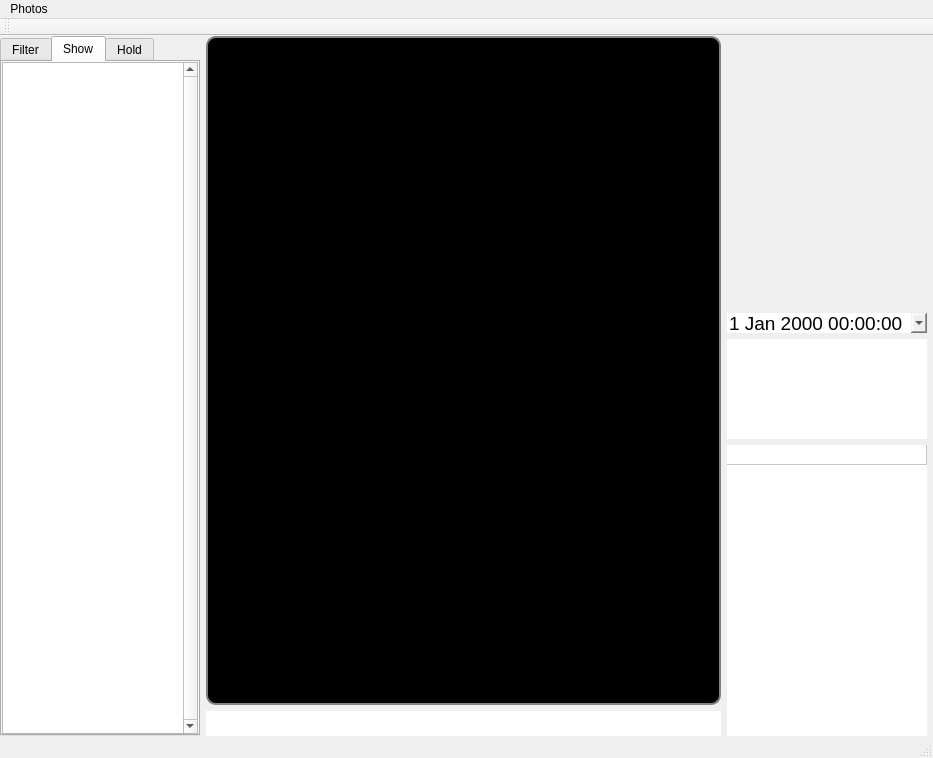
Before: the Qt Designer form mainwindow.ui in kghose/Chhobi, drawn with Qt 5.
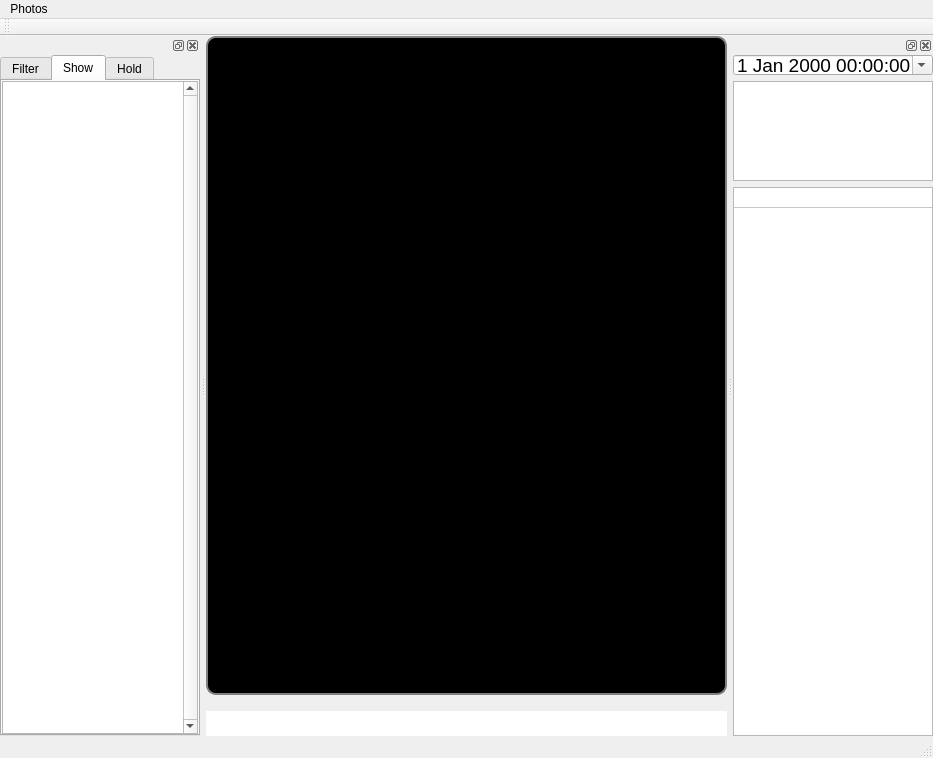
After: the same form once the commit is applied. Icons and pictures are not drawn.

What changed in the file:
```diff
--- a/mainwindow.ui
+++ b/mainwindow.ui
@@ -28,6 +28,154 @@
      <number>0</number>
     </property>
     <item>
+     <widget class="QFrame" name="frame_2">
+      <property name="sizePolicy">
+       <sizepolicy hsizetype="Preferred" vsizetype="MinimumExpanding">
+        <horstretch>0</horstretch>
+        <verstretch>0</verstretch>
+       </sizepolicy>
+      </property>
+      <property name="styleSheet">
+       <string notr="true">border:0px</string>
+      </property>
+      <property name="frameShape">
+       <enum>QFrame::StyledPanel</enum>
+      </property>
+      <property name="frameShadow">
+       <enum>QFrame::Raised</enum>
+      </property>
+      <property name="lineWidth">
+       <number>0</number>
+      </property>
+      <layout class="QVBoxLayout" name="verticalLayout_5">
+       <property name="margin">
+        <number>0</number>
+       </property>
+       <item>
+        <widget class="QLabel" name="QL_preview">
+         <property name="sizePolicy">
+          <sizepolicy hsizetype="Ignored" vsizetype="Ignored">
+           <horstretch>0</horstretch>
+           <verstretch>0</verstretch>
+          </sizepolicy>
+         </property>
+         <property name="font">
+          <font>
+           <stylestrategy>PreferDefault</stylestrategy>
+          </font>
+         </property>
+         <property name="autoFillBackground">
+          <bool>false</bool>
+         </property>
+         <property name="styleSheet">
+          <string notr="true">border:2px solid grey; border-radius: 10px;background-color: black;</string>
+         </property>
+         <property name="frameShape">
+          <enum>QFrame::NoFrame</enum>
+         </property>
+         <property name="frameShadow">
+          <enum>QFrame::Plain</enum>
+         </property>
+         <property name="text">
+          <string>No photo root set</string>
+         </property>
+         <property name="scaledContents">
+          <bool>false</bool>
+         </property>
+         <property name="alignment">
+          <set>Qt::AlignBottom|Qt::AlignHCenter</set>
+         </property>
+         <property name="margin">
+          <number>2</number>
+         </property>
+        </widget>
+       </item>
+       <item>
+        <widget class="Line" name="line">
+         <property name="minimumSize">
+          <size>
+           <width>1</width>
+           <height>4</height>
+          </size>
+         </property>
+         <property name="maximumSize">
+          <size>
+           <width>16777215</width>
+           <height>2</height>
+          </size>
+         </property>
+         <property name="orientation">
+          <enum>Qt::Horizontal</enum>
+         </property>
+        </widget>
+       </item>
+       <item>
+        <widget class="QLineEdit" name="captionEdit">
+         <property name="sizePolicy">
+          <sizepolicy hsizetype="Expanding" vsizetype="Fixed">
+           <horstretch>0</horstretch>
+           <verstretch>0</verstretch>
+          </sizepolicy>
+         </property>
+         <property name="maximumSize">
+          <size>
+           <width>167777</width>
+           <height>25</height>
+          </size>
+         </property>
+         <property name="font">
+          <font>
+           <pointsize>13</pointsize>
+          </font>
+         </property>
+        </widget>
+       </item>
+      </layout>
+     </widget>
+    </item>
+   </layout>
+  </widget>
+  <widget class="QMenuBar" name="menuBar">
+   <property name="geometry">
+    <rect>
+     <x>0</x>
+     <y>0</y>
+     <width>933</width>
+     <height>22</height>
+    </rect>
+   </property>
+   <widget class="QMenu" name="menuFile">
+    <property name="title">
+     <string>Photos</string>
+    </property>
+    <addaction name="actionSet_Root"/>
+    <addaction name="actionCrawl"/>
+    <addaction name="actionReload"/>
+   </widget>
+   <addaction name="menuFile"/>
+  </widget>
+  <widget class="QToolBar" name="mainToolBar">
+   <attribute name="toolBarArea">
+    <enum>TopToolBarArea</enum>
+   </attribute>
+   <attribute name="toolBarBreak">
+    <bool>false</bool>
+   </attribute>
+  </widget>
+  <widget class="QStatusBar" name="statusBar"/>
+  <widget class="QDockWidget" name="dockWidget">
+   <property name="allowedAreas">
+    <set>Qt::LeftDockWidgetArea|Qt::RightDockWidgetArea</set>
+   </property>
+   <attribute name="dockWidgetArea">
+    <number>1</number>
+   </attribute>
+   <widget class="QWidget" name="dockWidgetContents">
+    <layout class="QGridLayout" name="gridLayout_2">
+     <property name="margin">
+      <number>0</number>
+     </property>
+     <item row="0" column="0">
      <widget class="QTabWidget" name="tabWidget">
       <property name="maximumSize">
        <size>
@@ -291,91 +439,79 @@
       </widget>
      </widget>
     </item>
-    <item>
-     <widget class="QFrame" name="frame_2">
-      <property name="sizePolicy">
-       <sizepolicy hsizetype="Preferred" vsizetype="MinimumExpanding">
-        <horstretch>0</horstretch>
-        <verstretch>0</verstretch>
-       </sizepolicy>
-      </property>
-      <property name="styleSheet">
-       <string notr="true">border:0px</string>
-      </property>
-      <property name="frameShape">
-       <enum>QFrame::StyledPanel</enum>
-      </property>
-      <property name="frameShadow">
-       <enum>QFrame::Raised</enum>
-      </property>
-      <property name="lineWidth">
-       <number>0</number>
-      </property>
-      <layout class="QGridLayout" name="gridLayout">
-       <property name="margin">
-        <number>0</number>
-       </property>
-       <item row="0" column="0" rowspan="5">
-        <widget class="QLabel" name="QL_preview">
-         <property name="sizePolicy">
-          <sizepolicy hsizetype="Ignored" vsizetype="Ignored">
-           <horstretch>0</horstretch>
-           <verstretch>0</verstretch>
-          </sizepolicy>
-         </property>
-         <property name="font">
-          <font>
-           <stylestrategy>PreferDefault</stylestrategy>
-          </font>
-         </property>
-         <property name="autoFillBackground">
-          <bool>false</bool>
-         </property>
-         <property name="styleSheet">
-          <string notr="true">border:2px solid grey; border-radius: 10px;background-color: black;</string>
-         </property>
-         <property name="frameShape">
-          <enum>QFrame::NoFrame</enum>
-         </property>
-         <property name="frameShadow">
-          <enum>QFrame::Plain</enum>
-         </property>
-         <property name="text">
-          <string>No photo root set</string>
-         </property>
-         <property name="scaledContents">
-          <bool>false</bool>
-         </property>
-         <property name="alignment">
-          <set>Qt::AlignBottom|Qt::AlignHCenter</set>
-         </property>
-         <property name="margin">
+    </layout>
+   </widget>
+  </widget>
+  <widget class="QDockWidget" name="dockWidget_2">
+   <property name="allowedAreas">
+    <set>Qt::LeftDockWidgetArea|Qt::RightDockWidgetArea</set>
+   </property>
+   <attribute name="dockWidgetArea">
           <number>2</number>
-         </property>
-        </widget>
-       </item>
-       <item row="5" column="0">
-        <widget class="QLineEdit" name="captionEdit">
+   </attribute>
+   <widget class="QWidget" name="dockWidgetContents_3">
+    <layout class="QVBoxLayout" name="verticalLayout_4">
+     <property name="margin">
+      <number>0</number>
+     </property>
+     <item>
+      <widget class="QDateTimeEdit" name="dateTimeEdit">
+       <property name="sizePolicy">
+        <sizepolicy hsizetype="Fixed" vsizetype="Fixed">
+         <horstretch>0</horstretch>
+         <verstretch>0</verstretch>
+        </sizepolicy>
+       </property>
+       <property name="minimumSize">
+        <size>
+         <width>75</width>
+         <height>20</height>
+        </size>
+       </property>
+       <property name="maximumSize">
+        <size>
+         <width>200</width>
+         <height>20</height>
+        </size>
+       </property>
+       <property name="font">
+        <font>
+         <pointsize>14</pointsize>
+        </font>
+       </property>
+       <property name="currentSection">
+        <enum>QDateTimeEdit::MonthSection</enum>
+       </property>
+       <property name="calendarPopup">
+        <bool>true</bool>
+       </property>
+      </widget>
+     </item>
+     <item>
+      <widget class="QPlainTextEdit" name="QPTE_metadata">
          <property name="sizePolicy">
-          <sizepolicy hsizetype="Expanding" vsizetype="Fixed">
+        <sizepolicy hsizetype="Fixed" vsizetype="Fixed">
            <horstretch>0</horstretch>
            <verstretch>0</verstretch>
           </sizepolicy>
          </property>
          <property name="maximumSize">
           <size>
-           <width>167777</width>
-           <height>25</height>
+         <width>200</width>
+         <height>100</height>
           </size>
          </property>
          <property name="font">
           <font>
-           <pointsize>13</pointsize>
-          </font>
-         </property>
-        </widget>
-       </item>
-       <item row="4" column="1" rowspan="2">
+         <pointsize>10</pointsize>
+        </font>
+       </property>
+       <property name="readOnly">
+        <bool>true</bool>
+       </property>
+      </widget>
+     </item>
+     <item>
         <widget class="QTableWidget" name="QTW_keywords">
          <property name="sizePolicy">
           <sizepolicy hsizetype="Fixed" vsizetype="Expanding">
@@ -414,142 +550,9 @@
          <column/>
         </widget>
        </item>
-       <item row="3" column="1">
-        <widget class="QPlainTextEdit" name="QPTE_metadata">
-         <property name="sizePolicy">
-          <sizepolicy hsizetype="Fixed" vsizetype="Fixed">
-           <horstretch>0</horstretch>
-           <verstretch>0</verstretch>
-          </sizepolicy>
-         </property>
-         <property name="maximumSize">
-          <size>
-           <width>200</width>
-           <height>100</height>
-          </size>
-         </property>
-         <property name="font">
-          <font>
-           <pointsize>10</pointsize>
-          </font>
-         </property>
-         <property name="readOnly">
-          <bool>true</bool>
-         </property>
-        </widget>
-       </item>
-       <item row="2" column="1">
-        <widget class="QDateTimeEdit" name="dateTimeEdit">
-         <property name="sizePolicy">
-          <sizepolicy hsizetype="Fixed" vsizetype="Fixed">
-           <horstretch>0</horstretch>
-           <verstretch>0</verstretch>
-          </sizepolicy>
-         </property>
-         <property name="minimumSize">
-          <size>
-           <width>75</width>
-           <height>20</height>
-          </size>
-         </property>
-         <property name="maximumSize">
-          <size>
-           <width>200</width>
-           <height>20</height>
-          </size>
-         </property>
-         <property name="font">
-          <font>
-           <pointsize>14</pointsize>
-          </font>
-         </property>
-         <property name="currentSection">
-          <enum>QDateTimeEdit::MonthSection</enum>
-         </property>
-         <property name="calendarPopup">
-          <bool>true</bool>
-         </property>
-        </widget>
-       </item>
-       <item row="1" column="1">
-        <widget class="Line" name="line">
-         <property name="minimumSize">
-          <size>
-           <width>1</width>
-           <height>4</height>
-          </size>
-         </property>
-         <property name="maximumSize">
-          <size>
-           <width>16777215</width>
-           <height>2</height>
-          </size>
-         </property>
-         <property name="orientation">
-          <enum>Qt::Horizontal</enum>
-         </property>
-        </widget>
-       </item>
-      </layout>
-     </widget>
-    </item>
-    <item>
-     <widget class="QFrame" name="frame">
-      <property name="sizePolicy">
-       <sizepolicy hsizetype="Preferred" vsizetype="MinimumExpanding">
-        <horstretch>0</horstretch>
-        <verstretch>0</verstretch>
-       </sizepolicy>
-      </property>
-      <property name="maximumSize">
-       <size>
-        <width>16777215</width>
-        <height>75</height>
-       </size>
-      </property>
-      <property name="frameShape">
-       <enum>QFrame::NoFrame</enum>
-      </property>
-      <property name="frameShadow">
-       <enum>QFrame::Plain</enum>
-      </property>
-      <layout class="QHBoxLayout" name="horizontalLayout">
-       <property name="margin">
-        <number>0</number>
-       </property>
-      </layout>
-     </widget>
-    </item>
-   </layout>
-  </widget>
-  <widget class="QMenuBar" name="menuBar">
-   <property name="geometry">
-    <rect>
-     <x>0</x>
-     <y>0</y>
-     <width>933</width>
-     <height>22</height>
-    </rect>
-   </property>
-   <widget class="QMenu" name="menuFile">
-    <property name="title">
-     <string>Photos</string>
-    </property>
-    <addaction name="actionSet_Root"/>
-    <addaction name="actionCrawl"/>
-    <addaction name="actionReload"/>
-   </widget>
-   <addaction name="menuFile"/>
-  </widget>
-  <widget class="QToolBar" name="mainToolBar">
-   <attribute name="toolBarArea">
-    <enum>TopToolBarArea</enum>
-   </attribute>
-   <attribute name="toolBarBreak">
-    <bool>false</bool>
-   </attribute>
-  </widget>
-  <widget class="QStatusBar" name="statusBar"/>
+    </layout>
+   </widget>
+  </widget>
   <action name="actionSet_Root">
    <property name="text">
     <string>Set Root</string>
```
Lines whose indentation alone changed are shown as unchanged.
